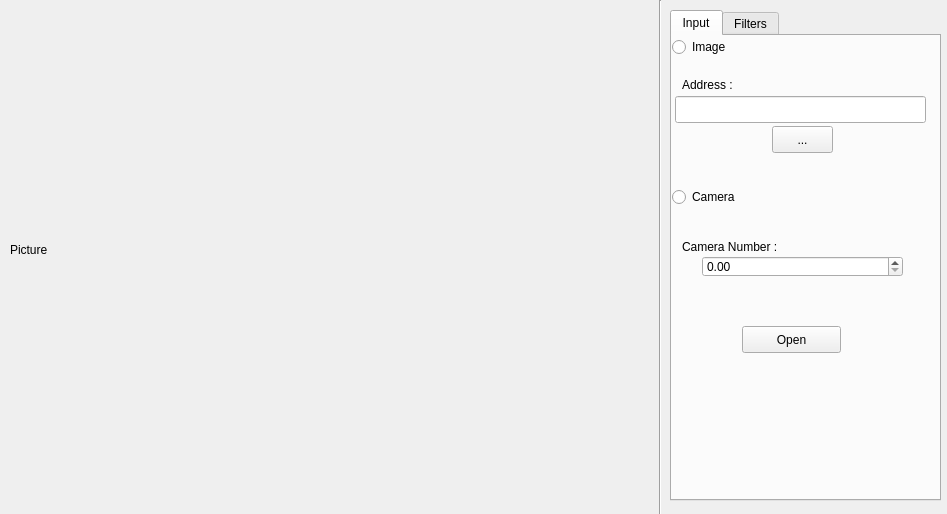
First picture: the form in mainwindow.ui, repository MrKarimiD/Shape-Detector, before the edit.
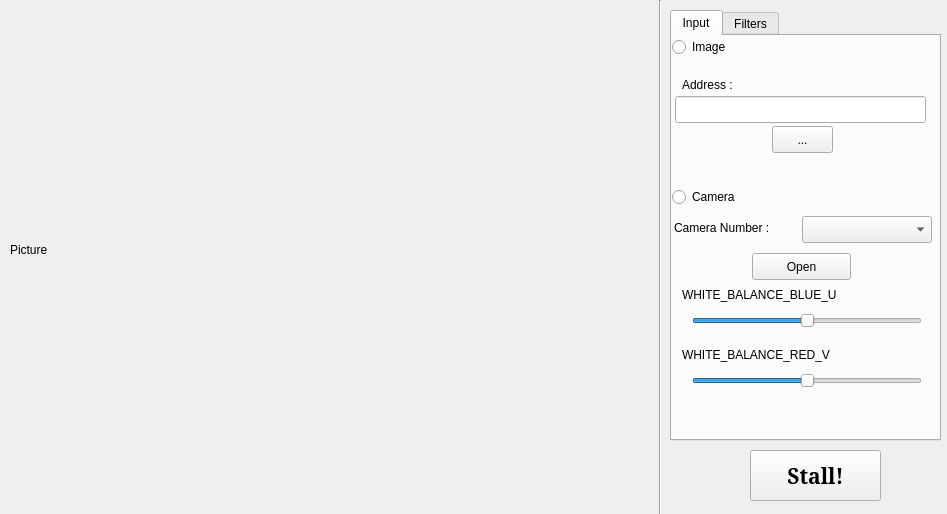
Second picture: the form after the edit.

What changed in the file:
```diff
--- a/mainwindow.ui
+++ b/mainwindow.ui
@@ -46,7 +46,7 @@
       <x>670</x>
       <y>10</y>
       <width>271</width>
-      <height>491</height>
+      <height>431</height>
      </rect>
     </property>
     <property name="currentIndex">
@@ -121,8 +121,8 @@
      <widget class="QPushButton" name="open_button">
       <property name="geometry">
        <rect>
-        <x>70</x>
-        <y>290</y>
+        <x>80</x>
+        <y>217</y>
         <width>99</width>
         <height>27</height>
        </rect>
@@ -134,9 +134,9 @@
      <widget class="QLabel" name="cam_label">
       <property name="geometry">
        <rect>
-        <x>10</x>
-        <y>200</y>
-        <width>131</width>
+        <x>2</x>
+        <y>181</y>
+        <width>121</width>
         <height>21</height>
        </rect>
       </property>
@@ -144,17 +144,78 @@
        <string>Camera Number :</string>
       </property>
      </widget>
-     <widget class="QDoubleSpinBox" name="cam_spinBox">
+     <widget class="QComboBox" name="cam_comboBox">
       <property name="geometry">
        <rect>
-        <x>30</x>
-        <y>220</y>
-        <width>201</width>
-        <height>21</height>
+        <x>130</x>
+        <y>180</y>
+        <width>130</width>
+        <height>27</height>
        </rect>
       </property>
+     </widget>
+     <widget class="QSlider" name="blue_slider">
+      <property name="geometry">
+       <rect>
+        <x>20</x>
+        <y>270</y>
+        <width>230</width>
+        <height>29</height>
+       </rect>
+      </property>
+      <property name="maximum">
+       <number>1000</number>
+      </property>
       <property name="value">
-       <double>0.000000000000000</double>
+       <number>500</number>
+      </property>
+      <property name="orientation">
+       <enum>Qt::Horizontal</enum>
+      </property>
+     </widget>
+     <widget class="QLabel" name="label">
+      <property name="geometry">
+       <rect>
+        <x>10</x>
+        <y>250</y>
+        <width>191</width>
+        <height>17</height>
+       </rect>
+      </property>
+      <property name="text">
+       <string>WHITE_BALANCE_BLUE_U</string>
+      </property>
+     </widget>
+     <widget class="QSlider" name="red_slider">
+      <property name="geometry">
+       <rect>
+        <x>20</x>
+        <y>330</y>
+        <width>230</width>
+        <height>29</height>
+       </rect>
+      </property>
+      <property name="maximum">
+       <number>1000</number>
+      </property>
+      <property name="value">
+       <number>500</number>
+      </property>
+      <property name="orientation">
+       <enum>Qt::Horizontal</enum>
+      </property>
+     </widget>
+     <widget class="QLabel" name="label_2">
+      <property name="geometry">
+       <rect>
+        <x>10</x>
+        <y>310</y>
+        <width>191</width>
+        <height>17</height>
+       </rect>
+      </property>
+      <property name="text">
+       <string>WHITE_BALANCE_RED_V</string>
       </property>
      </widget>
     </widget>
@@ -164,6 +225,27 @@
      </attribute>
     </widget>
    </widget>
+   <widget class="QPushButton" name="stall_button">
+    <property name="geometry">
+     <rect>
+      <x>750</x>
+      <y>450</y>
+      <width>131</width>
+      <height>51</height>
+     </rect>
+    </property>
+    <property name="font">
+     <font>
+      <family>Serif</family>
+      <pointsize>16</pointsize>
+      <weight>75</weight>
+      <bold>true</bold>
+     </font>
+    </property>
+    <property name="text">
+     <string>Stall!</string>
+    </property>
+   </widget>
   </widget>
  </widget>
  <layoutdefault spacing="6" margin="11"/>
```
